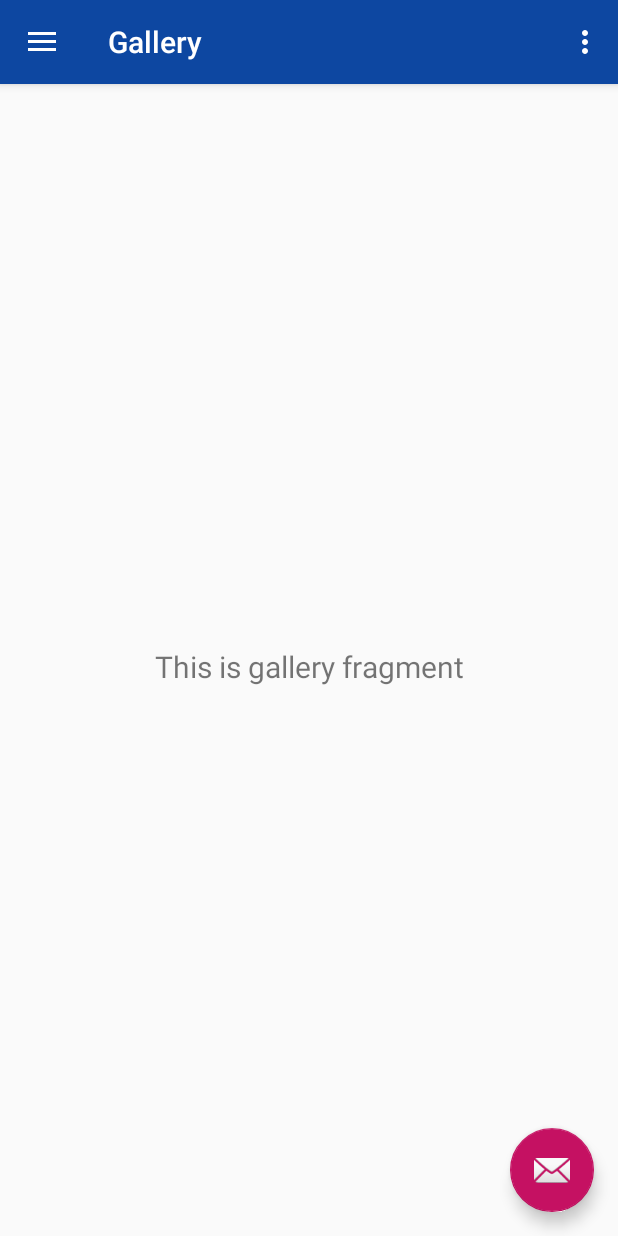
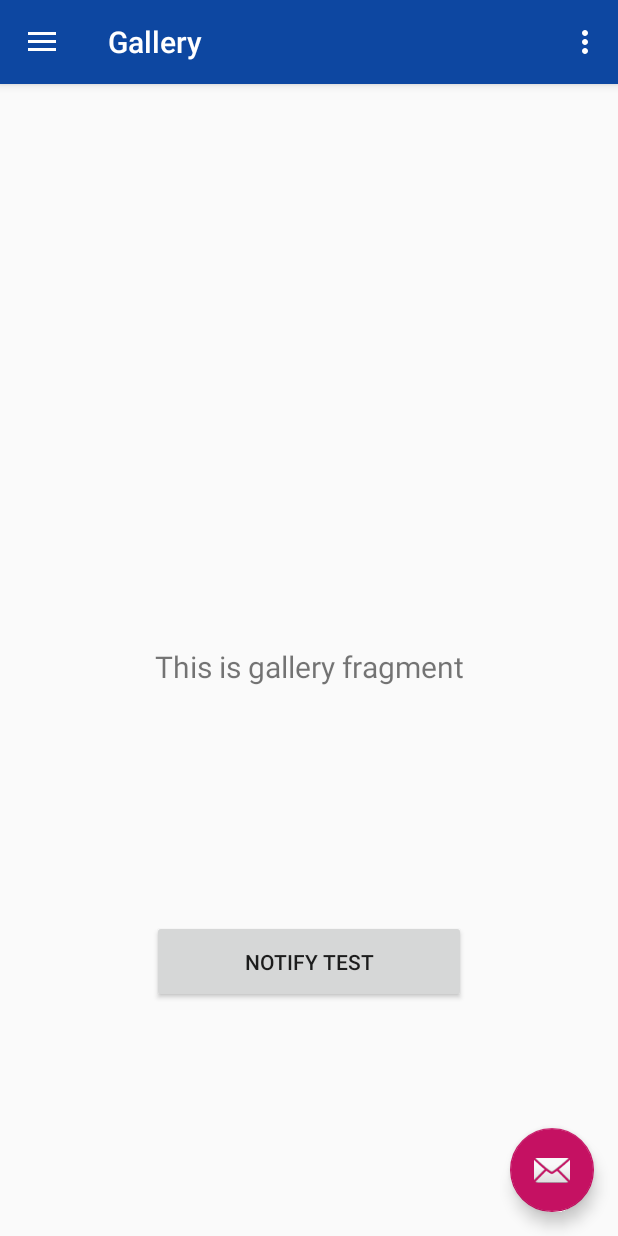
Before and after one commit to pperezp/noti-reminder, an Android app: the screen it shows after launch (MainActivity), in the side drawer, after a tap on "Gallery", on a phone screen of 412 x 824 dp. Run offline under Robolectric (Android 15) with nearby library versions, the phone set to English and light mode, and no system bars; our stand-ins replace navigation-ui.

Commit message:
[WIP] Write some test with notifications. putExtras cant get in MainActivity

```diff
--- a/app/src/main/java/org/prezdev/notireminder/MainActivity.java
+++ b/app/src/main/java/org/prezdev/notireminder/MainActivity.java
@@ -1,5 +1,9 @@
 package org.prezdev.notireminder;
 
+import android.app.NotificationChannel;
+import android.app.NotificationManager;
+import android.content.Intent;
+import android.os.Build;
 import android.os.Bundle;
 import android.view.View;
 import android.view.Menu;
@@ -45,6 +49,18 @@ public class MainActivity extends AppCompatActivity {
         NavController navController = Navigation.findNavController(this, R.id.nav_host_fragment);
         NavigationUI.setupActionBarWithNavController(this, navController, mAppBarConfiguration);
         NavigationUI.setupWithNavController(navigationView, navController);
+
+        createNotificationChannel();
+    }
+
+    @Override
+    protected void onNewIntent(Intent intent) {
+        super.onNewIntent(intent);
+        Bundle extras = intent.getExtras();
+
+        if(extras != null){
+            System.out.println(extras.getString("option"));
+        }
     }
 
     @Override
@@ -60,4 +76,20 @@ public class MainActivity extends AppCompatActivity {
         return NavigationUI.navigateUp(navController, mAppBarConfiguration)
                 || super.onSupportNavigateUp();
     }
+
+    private void createNotificationChannel() {
+        // Create the NotificationChannel, but only on API 26+ because
+        // the NotificationChannel class is new and not in the support library
+        if (Build.VERSION.SDK_INT >= Build.VERSION_CODES.O) {
+            CharSequence name = "Reminders";
+            String description = "Reminder's channel";
+            int importance = NotificationManager.IMPORTANCE_DEFAULT;
+            NotificationChannel channel = new NotificationChannel("1", name, importance);
+            channel.setDescription(description);
+            // Register the channel with the system; you can't change the importance
+            // or other notification behaviors after this
+            NotificationManager notificationManager = getSystemService(NotificationManager.class);
+            notificationManager.createNotificationChannel(channel);
+        }
+    }
 }
--- a/app/src/main/java/org/prezdev/notireminder/ui/gallery/GalleryFragment.java
+++ b/app/src/main/java/org/prezdev/notireminder/ui/gallery/GalleryFragment.java
@@ -4,6 +4,7 @@ import android.os.Bundle;
 import android.view.LayoutInflater;
 import android.view.View;
 import android.view.ViewGroup;
+import android.widget.Button;
 import android.widget.TextView;
 
 import androidx.annotation.NonNull;
@@ -13,15 +14,15 @@ import androidx.lifecycle.Observer;
 import androidx.lifecycle.ViewModelProviders;
 
 import org.prezdev.notireminder.R;
+import org.prezdev.notireminder.notification.listener.NotificationTestOnClickListener;
 
-public class GalleryFragment extends Fragment {
+public class GalleryFragment extends Fragment{
 
     private GalleryViewModel galleryViewModel;
 
     public View onCreateView(@NonNull LayoutInflater inflater,
                              ViewGroup container, Bundle savedInstanceState) {
-        galleryViewModel =
-                ViewModelProviders.of(this).get(GalleryViewModel.class);
+        galleryViewModel = ViewModelProviders.of(this).get(GalleryViewModel.class);
         View root = inflater.inflate(R.layout.fragment_gallery, container, false);
         final TextView textView = root.findViewById(R.id.text_gallery);
         galleryViewModel.getText().observe(getViewLifecycleOwner(), new Observer<String>() {
@@ -30,6 +31,12 @@ public class GalleryFragment extends Fragment {
                 textView.setText(s);
             }
         });
+
+        Button notificationButton = root.findViewById(R.id.notificationButton);
+
+        notificationButton.setOnClickListener(new NotificationTestOnClickListener(getContext()));
+
         return root;
     }
+
 }
--- a/app/src/main/res/layout/fragment_gallery.xml
+++ b/app/src/main/res/layout/fragment_gallery.xml
@@ -19,4 +19,15 @@
         app:layout_constraintEnd_toEndOf="parent"
         app:layout_constraintStart_toStartOf="parent"
         app:layout_constraintTop_toTopOf="parent" />
+
+    <Button
+        android:id="@+id/notificationButton"
+        android:layout_width="209dp"
+        android:layout_height="55dp"
+        android:onClick="onClick"
+        android:text="Notify test"
+        app:layout_constraintBottom_toBottomOf="parent"
+        app:layout_constraintEnd_toEndOf="parent"
+        app:layout_constraintStart_toStartOf="parent"
+        app:layout_constraintTop_toBottomOf="@+id/text_gallery" />
 </androidx.constraintlayout.widget.ConstraintLayout>
```
Also changed, not shown: app/src/main/java/org/prezdev/notireminder/notification/listener/NotificationTestOnClickListener.java (added, +87 -0 lines), app/src/main/res/drawable-v21/logo.jpg (added), app/src/main/res/mipmap-xxxhdpi/test_icon.png (added).
